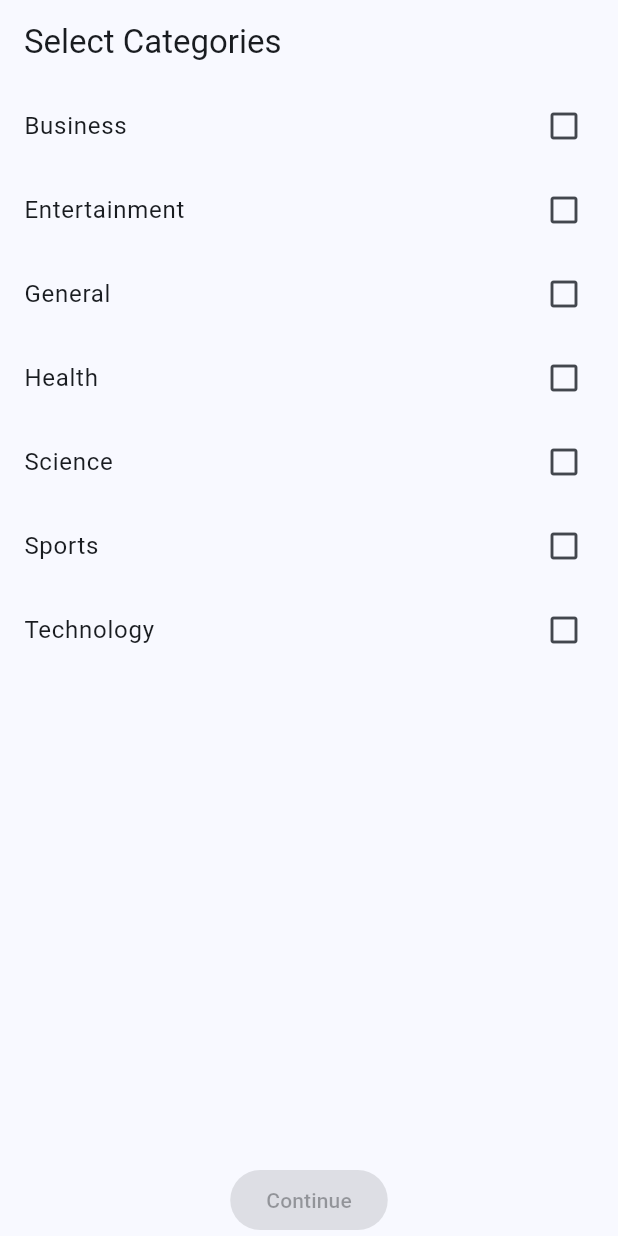
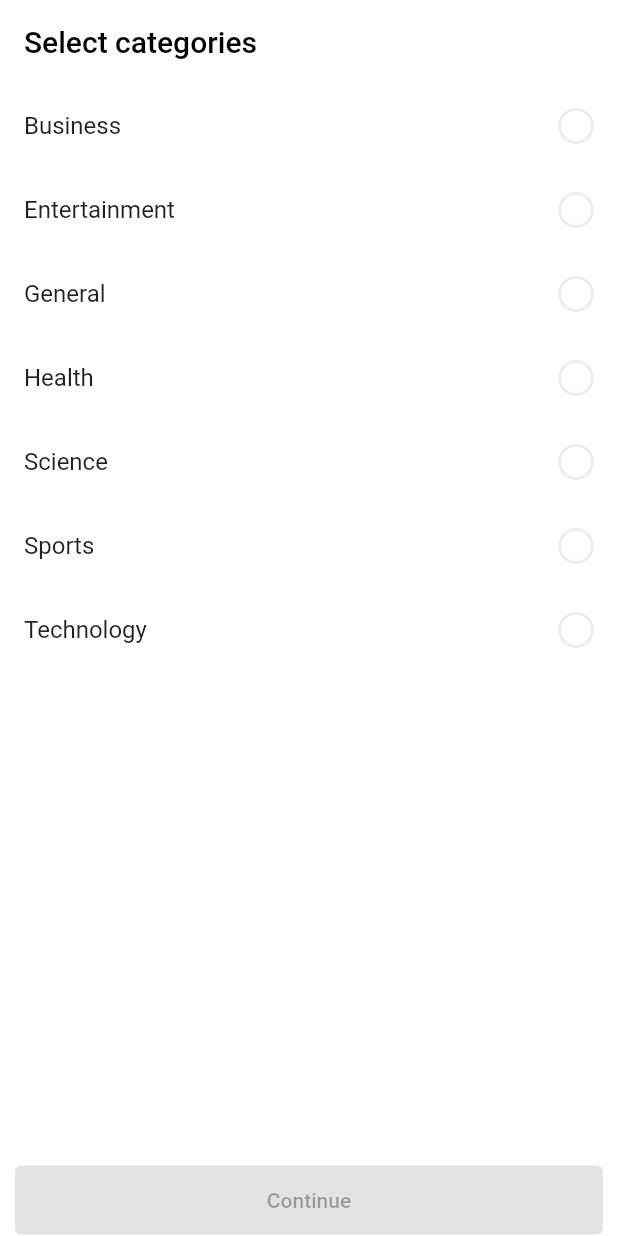
Before and after one commit to droidcon-academy/flutter-riverpod-with-mvvm, a Flutter app: the screen it shows after launch, on a phone screen of 412 x 824 dp. Run offline on Flutter 3.47's test engine with Material 3 defaults, Android fonts, the phone set to English and light mode, and no system bars; our stand-ins replace flutter_riverpod, freezed_annotation, hive, hive_flutter; accounts and stored records are empty; Roboto replaces fonts that are missing (SFPro).

Commit message:
UI revamp

```diff
--- a/source-code/final-project/lib/main.dart
+++ b/source-code/final-project/lib/main.dart
@@ -30,7 +30,8 @@ class MyApp extends ConsumerWidget {
       debugShowCheckedModeBanner: false,
       theme: ThemeData(
         colorScheme: ColorScheme.fromSeed(seedColor: Colors.blue),
-        useMaterial3: true,
+        useMaterial3: false,
+        fontFamily: "SFPro",
       ),
       initialRoute:
           hasPreferences ? AppRoutes.home : AppRoutes.categorySelection,
--- a/source-code/final-project/lib/services/api_service.dart
+++ b/source-code/final-project/lib/services/api_service.dart
@@ -9,7 +9,7 @@ final apiServiceProvider = Provider<ApiService>((ref) {
 });
 
 class ApiService {
-  final String _apiKey = 'YOU API KEY HERE';
+  final String _apiKey = 'fc9b959aad984f9792055cacf2ed0c5b';
   final String _baseUrl = 'https://newsapi.org/v2/top-headlines?country=us';
 
   Future<List<Article>> getArticlesByCategory(String category) async {
--- a/source-code/final-project/lib/views/category_selection_screen.dart
+++ b/source-code/final-project/lib/views/category_selection_screen.dart
@@ -3,7 +3,7 @@ import 'package:flutter_riverpod/flutter_riverpod.dart';
 import 'package:newsify/app/app_constants.dart';
 import 'package:newsify/app/app_routes.dart';
 import 'package:newsify/repositories/hive_repository.dart';
-import 'package:newsify/utils/extensions.dart';
+import 'package:newsify/widgets/custom_list_tile.dart';
 
 class CategorySelectionScreen extends ConsumerStatefulWidget {
   const CategorySelectionScreen({super.key});
@@ -20,7 +20,15 @@ class _CategorySelectionScreenState
   @override
   Widget build(BuildContext context) {
     return Scaffold(
-      appBar: AppBar(title: Text("Select Categories")),
+      backgroundColor: Colors.white,
+      appBar: AppBar(
+        backgroundColor: Colors.white,
+        foregroundColor: Colors.black,
+        elevation: 0,
+        title: Text(
+          "Select categories",
+        ),
+      ),
       body: SafeArea(
         child: Column(
           children: [
@@ -30,11 +38,9 @@ class _CategorySelectionScreenState
                 itemBuilder: (context, index) {
                   final category = availableCategories[index];
                   final isSelected = selectedCategories.contains(category);
-                  return ListTile(
-                    title: Text(category.capitalize()),
-                    trailing: isSelected
-                        ? Icon(Icons.check_box)
-                        : Icon(Icons.check_box_outline_blank),
+                  return CustomListTile(
+                    isSelected: isSelected,
+                    text: category,
                     onTap: () {
                       setState(
                         () {
@@ -50,17 +56,28 @@ class _CategorySelectionScreenState
                 },
               ),
             ),
-            ElevatedButton(
+            Container(
+              width: double.maxFinite,
+              padding: EdgeInsets.symmetric(horizontal: 10),
+              child: ElevatedButton(
                 onPressed: selectedCategories.isEmpty
                     ? null
                     : () {
-                      final hiveRepository = ref.read(hiveRespositoryProvider);
+                        final hiveRepository =
+                            ref.read(hiveRespositoryProvider);
                         hiveRepository.setCategories(selectedCategories);
                         Navigator.of(context).pushReplacementNamed(
                           AppRoutes.home,
                         );
                       },
+                style: ElevatedButton.styleFrom(
+                  padding: EdgeInsets.symmetric(
+                    vertical: 15,
+                  ),
+                  backgroundColor: Colors.black,
+                ),
                 child: Text("Continue"),
+              ),
             ),
           ],
         ),
--- a/source-code/final-project/lib/widgets/article_card.dart
+++ b/source-code/final-project/lib/widgets/article_card.dart
@@ -12,7 +12,7 @@ class ArticleCard extends StatelessWidget {
 
   @override
   Widget build(BuildContext context) {
-    final radius = Radius.circular(18);
+    final radius = Radius.circular(12);
     return GestureDetector(
       onTap: () {
         Navigator.pushNamed(
@@ -34,13 +34,13 @@ class ArticleCard extends StatelessWidget {
                 child: Image.network(
                   article.urlToImage!,
                   width: double.maxFinite,
-                  height: 200,
+                  height: 180,
                   fit: BoxFit.cover,
                 ),
               ),
             Container(
               decoration: BoxDecoration(
-                color: Colors.grey[200],
+                color: Color(0xffF7F7F7),
                 borderRadius: BorderRadius.only(
                   bottomLeft: radius,
                   bottomRight: radius,
--- /dev/null
+++ b/source-code/final-project/lib/widgets/custom_list_tile.dart
@@ -0,0 +1,41 @@
+import 'package:flutter/material.dart';
+import 'package:flutter_riverpod/flutter_riverpod.dart';
+import 'package:newsify/utils/extensions.dart';
+
+class CustomListTile extends ConsumerWidget {
+  const CustomListTile({
+    super.key,
+    required this.isSelected,
+    required this.text,
+    required this.onTap,
+  });
+
+  final String text;
+  final bool isSelected;
+  final VoidCallback? onTap;
+
+  @override
+  Widget build(BuildContext context, WidgetRef ref) {
+    return ListTile(
+      title: Text(text.capitalize()),
+      trailing: Container(
+        width: 24,
+        height: 24,
+        decoration: BoxDecoration(
+          color: isSelected ? Colors.black : Colors.transparent,
+          shape: BoxShape.circle,
+          border: Border.all(
+            color: Colors.grey[200]!,
+            width: 2,
+          ),
+        ),
+        child: Icon(
+          Icons.check,
+          color: Colors.white,
+          size: 15,
+        ),
+      ),
+      onTap: onTap,
+    );
+  }
+}
```
Also changed, not shown: source-code/final-project/lib/views/article_details_screen.dart (+30 -21 lines), source-code/final-project/lib/views/home_screen.dart (+55 -16 lines), source-code/final-project/lib/views/settings_screen.dart (+26 -9 lines), source-code/final-project/lib/widgets/feed_tab.dart (+26 -9 lines), source-code/final-project/pubspec.yaml (+6 -8 lines), source-code/final-project/assets/images/home.png (added), source-code/final-project/assets/images/saved.png (added), source-code/final-project/assets/images/search.png (added), source-code/final-project/assets/images/settings.png (added), 1 other file. Lines whose indentation alone changed are shown as unchanged.
